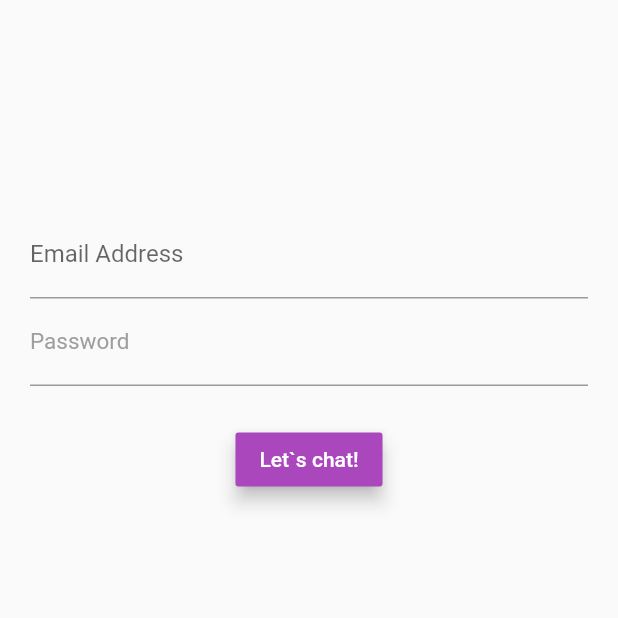
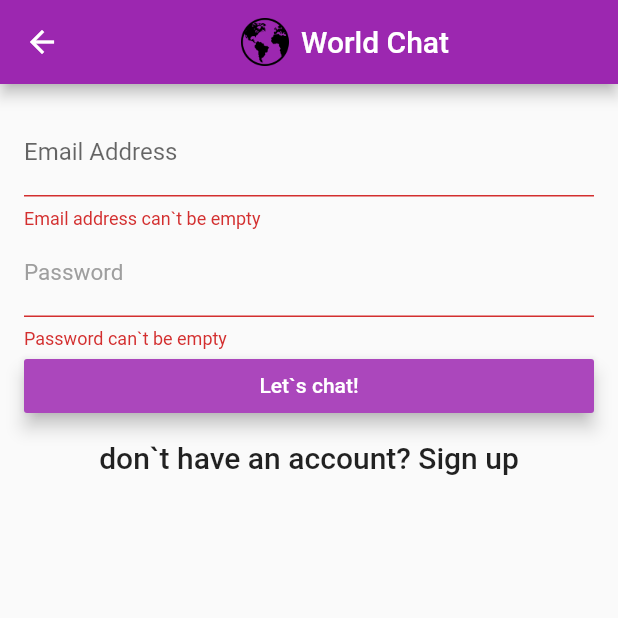
Before and after one commit to kellany2016/WorldChat, a Flutter app: the LoginScreen screen opened directly, after a tap on an icon or button, on a phone screen of 412 x 824 dp, the top half of it. Run offline on Flutter 3.47's test engine with Material 2 defaults, Android fonts, the phone set to English and light mode, and no system bars; our stand-ins replace cloud_firestore, firebase_auth; accounts and stored records are empty.

Commit message:
lib updated

```diff
--- /dev/null
+++ b/lib/auth.dart
@@ -0,0 +1,29 @@
+import 'dart:async';
+import 'package:firebase_auth/firebase_auth.dart';
+
+abstract class BaseAuth {
+ Future<String> createUserWithEmailAndPassword(String email, String password);
+ Future<String> signInWithEmailAndPassword(String email, String password);
+ Future<String> currentUser();
+ Future<void> signOut();
+}
+class Auth implements BaseAuth{
+  Future<String> createUserWithEmailAndPassword(String email, String password)async {
+    FirebaseUser user = (await FirebaseAuth.instance.createUserWithEmailAndPassword(email: email, password: password)).user;
+    return user.uid;
+  }
+
+  @override
+  Future<String> signInWithEmailAndPassword(String email, String password) async {
+    FirebaseUser user = (await FirebaseAuth.instance.signInWithEmailAndPassword(email: email, password: password)).user;
+    return user.uid;
+  }
+  Future<String> currentUser() async{
+    FirebaseUser user = await FirebaseAuth.instance.currentUser();
+    return user.uid;
+  }
+
+  Future<void> signOut() async{
+    return FirebaseAuth.instance.signOut();
+  }
+}
--- a/lib/login_screen.dart
+++ b/lib/login_screen.dart
@@ -1,99 +1,204 @@
 import 'package:flutter/material.dart';
-import 'package:firebase_auth/firebase_auth.dart';
-import 'chat_screen2.dart';
+import 'chat_screen.dart';
+import 'auth.dart';
 
-class LoginScreen extends StatefulWidget{
-LoginScreen();
+class LoginScreen extends StatefulWidget {
+  LoginScreen({this.auth, this.signedIn});
+  final BaseAuth auth;
+  final VoidCallback signedIn;
   @override
   State<StatefulWidget> createState() => LoginScreenState();
 }
 
-class LoginScreenState extends State<LoginScreen>
-{
-  String  email, password;
+enum FormType { login, signup }
+
+class LoginScreenState extends State<LoginScreen> {
+  //form key is used for validation...
+  final formKey = GlobalKey<FormState>();
+  String email, password;
+  FormType _formType = FormType.login;
+  TextEditingController controller1;
+  TextEditingController controller2;
+
+  bool validation() {
+    final form = formKey.currentState;
+    if (form.validate()) {
+      form.save();
+      return true;
+    } else
+      return false;
+  }
+
+  void validateAndSubmit() async {
+    if (validation()) {
+      try {
+        if (_formType == FormType.login) {
+              await widget.auth.signInWithEmailAndPassword(email, password);
+          //print('L : {$user.uid}');
+          Navigator.push(
+              context, MaterialPageRoute(builder: (context) => ChatScreen()));
+        } else {
+              await widget.auth.createUserWithEmailAndPassword(email, password);
+          //print('R: {$user.uid}');
+          Navigator.push(
+              context, MaterialPageRoute(builder: (context) => ChatScreen()));
+        }
+        widget.signedIn();
+      } catch (e) {
+        print(e);
+      }
+    }
+  }
+
+  void moveToSignup() {
+    formKey.currentState.reset();
+    setState(() {
+      // to reload the ui..
+      _formType = FormType.signup;
+    });
+  }
+
+  void moveToLogin() {
+    formKey.currentState.reset();
+    setState(() {
+      // to reload the ui..
+      _formType = FormType.login;
+    });
+  }
+
   @override
   Widget build(BuildContext context) {
     return Scaffold(
-      body: Container(
-      margin: EdgeInsets.all(20.0),
-      child: Form(
-        child: Column(
-          children: <Widget> [
-            emailField(),
-            passwordField(),
-            loginButton(),
-            //registerField(),
+        appBar: AppBar(
+          centerTitle: true,
+          title: Row(
+            mainAxisAlignment: MainAxisAlignment.center,
+            children: [
+              Image.asset(
+                'assets/images/earth.png',
+                fit: BoxFit.contain,
+                height: 32,
+              ),
+              Container(
+                padding: const EdgeInsets.all(8.0),
+                child: Text('World Chat'),
+              )
             ],
           ),
         ),
+        body: Container(
+          padding: EdgeInsets.all(16.0),
+          child: Form(
+            key: formKey,
+            child: Column(
+              crossAxisAlignment: CrossAxisAlignment.stretch,
+              children: emailAndPasswordFields() + loginAndRegisterButtons(),
+            ),
+          ),
+        ));
+  }
 
-    )
-    );
-
-  }
-   Widget emailField(){
-     return Container(
-      margin: EdgeInsets.only(top: 120.0),
-      child: TextFormField(
+  List<Widget> emailAndPasswordFields() {
+    if (_formType == FormType.login) {
+      return [
+        TextFormField(
           keyboardType: TextInputType.emailAddress,
+          validator: (value) =>
+              value.isEmpty ? 'Email address can\`t be empty' : null,
+          onSaved: (value) => email = value,
+          controller: controller1,
           decoration: InputDecoration(
             labelText: 'Email Address',
             hintText: 'Enter a valid mail, like: jax@jungle.com',
           ),
-       onChanged: (value)
-       {
-         email = value ;
-       },
-
         ),
-     );
-   }
-   Widget passwordField(){
-     return Container(
-       margin: EdgeInsets.only(bottom: 25.0),
-       child: TextFormField(
+        TextFormField(
           obscureText: true,
+          validator: (value) =>
+              value.isEmpty ? 'Password can\`t be empty' : null,
+          onSaved: (value) => password = value,
+          controller: controller2,
           decoration: InputDecoration(
             labelText: 'Password',
             hintText: 'Enter 6 chars at least',
-         labelStyle:TextStyle(color: Colors.grey, fontSize: 15.0),
-         hintStyle:TextStyle(color: Colors.grey, fontSize: 15.0),
+            labelStyle: TextStyle(color: Colors.grey, fontSize: 15.0),
+            hintStyle: TextStyle(color: Colors.grey, fontSize: 15.0),
           ),
-       onChanged: (value)
-       {
-         password = value ;
-       },
         ),
-     );
+      ];
+    } else {
+      return [
+        TextFormField(
+          keyboardType: TextInputType.emailAddress,
+          validator: (value) =>
+              value.isEmpty ? 'Email address can\`t be empty' : null,
+          onSaved: (value) => email = value,
+          controller: controller1,
+          decoration: InputDecoration(
+            labelText: 'Email Address',
+            hintText: 'Enter a valid mail, like: jax@jungle.com',
+          ),
+        ),
+        TextFormField(
+          obscureText: true,
+          validator: (value) =>
+              value.isEmpty ? 'Password can\`t be empty' : null,
+          onSaved: (value) => password = value,
+          controller: controller2,
+          decoration: InputDecoration(
+            labelText: 'Password',
+            hintText: 'Enter 6 chars at least',
+            labelStyle: TextStyle(color: Colors.grey, fontSize: 15.0),
+            hintStyle: TextStyle(color: Colors.grey, fontSize: 15.0),
+          ),
+        ),
+      ];
+    }
+  }
 
-
-   }
-  Widget loginButton(){
-        return RaisedButton(
+  List<Widget> loginAndRegisterButtons() {
+    if (_formType == FormType.login) {
+      return [
+        RaisedButton(
           color: Colors.purple[400],
-          elevation: 5,
-          //textColor: Colors.white ,
+          elevation: 5.0,
           child: Text(
             'Let`s chat!',
             style: TextStyle(
-                //color: Color(0xFAF8FC),
               color: Colors.white,
             ),
           ),
-          onPressed: () {
-               FirebaseAuth.instance.createUserWithEmailAndPassword(email: email, password: password);
-            Navigator.push(context,MaterialPageRoute(builder: (context) => ChatScreen()));
-          },
-
-     );
+          onPressed: () => validateAndSubmit(),
+        ),
+        FlatButton(
+          child: Text(
+            'don\`t have an account? Sign up',
+            style: TextStyle(fontSize: 20.0),
+          ),
+          onPressed: () => moveToSignup(),
+        )
+      ];
+    } else {
+      return [
+        RaisedButton(
+          color: Colors.purple[400],
+          elevation: 5.0,
+          child: Text(
+            'sign up',
+            style: TextStyle(
+              color: Colors.white,
+            ),
+          ),
+          onPressed: () => validateAndSubmit(),
+        ),
+        FlatButton(
+          child: Text(
+            'have an account? Login',
+            style: TextStyle(fontSize: 20.0),
+          ),
+          onPressed: () => moveToLogin(),
+        )
+      ];
     }
-
-  //  Widget  registerField() {
-  //    return Row(
-  //      children: <Widget>[
-
-  //      ],
-  //    );
-  //  }
-
   }
+}
--- a/pubspec.yaml
+++ b/pubspec.yaml
@@ -21,6 +21,7 @@ dependencies:
   cloud_firestore: ^0.12.9+3
   firebase_core: ^0.4.0+9
   firebase_auth: ^0.14.0+5
+  google_sign_in: ^4.0.7
 
   flutter:
     sdk: flutter
@@ -48,9 +49,8 @@ flutter:
   uses-material-design: true
 
   # To add assets to your application, add an assets section, like this:
-  # assets:
-  #  - images/a_dot_burr.jpeg
-  #  - images/a_dot_ham.jpeg
+  assets:
+    - assets/images/
 
   # An image asset can refer to one or more resolution-specific "variants", see
   # https://flutter.dev/assets-and-images/#resolution-aware.
```
Also changed, not shown: lib/chat_screen.dart (+90 -68 lines), lib/home_page.dart (added, +48 -0 lines), lib/main.dart (+4 -4 lines), lib/root_page.dart (added, +49 -0 lines), assets/images/earth.png (added), pubspec.lock. Lines whose indentation alone changed are shown as unchanged.
